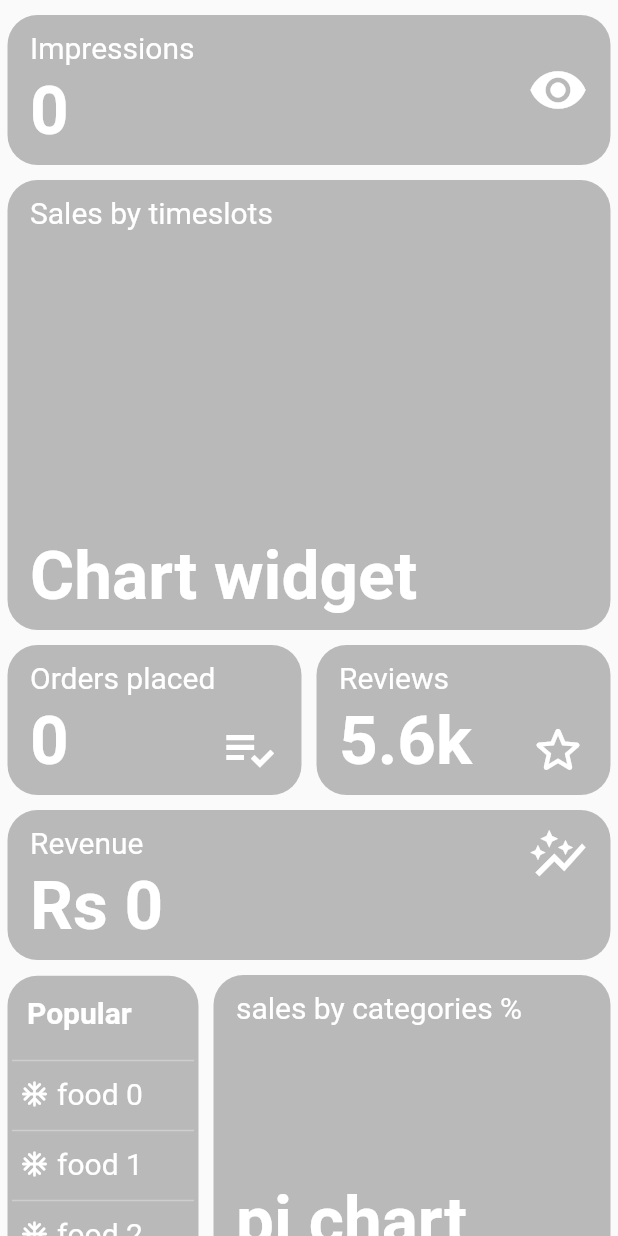
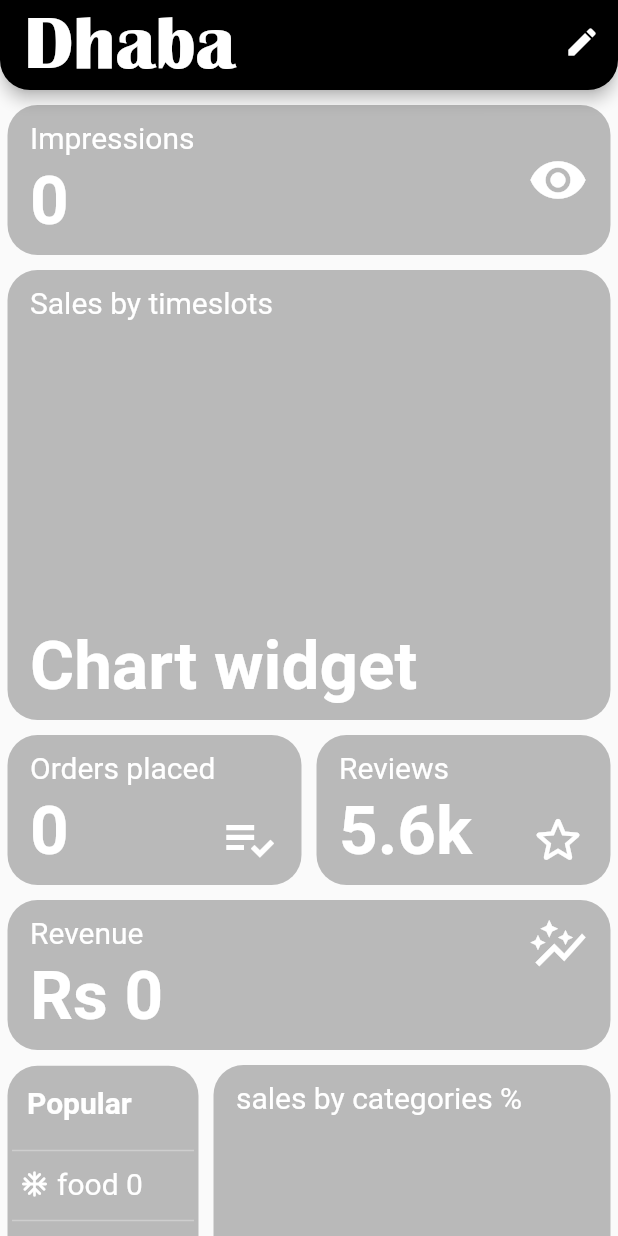
Before and after one commit to yousuf-4594/Blink-Employee, a Flutter app: the AnalyticsScreen screen opened directly with empty values, on a phone screen of 412 x 824 dp. Run offline on Flutter 3.47's test engine with Material 2 defaults, Android fonts, the phone set to English and light mode, and no system bars; our stand-ins replace animated_text_kit, flutter_slidable, google_fonts, google_nav_bar, smooth_page_indicator; missing offline and left inert: mysql_client.

Commit message:
small changes to menu addition screen

```diff
--- a/lib/screens/analytics_screen.dart
+++ b/lib/screens/analytics_screen.dart
@@ -38,7 +38,36 @@ class _AnalyticsScreenState extends State<AnalyticsScreen> {
 
   @override
   Widget build(BuildContext context) {
-    return SafeArea(
+
+    return Scaffold(
+      appBar: PreferredSize(
+        preferredSize: Size.fromHeight(60.0),
+        child: AppBar(
+          automaticallyImplyLeading: false,
+          title: Text(
+            'Dhaba',
+            style: TextStyle(
+              fontSize: 50,
+              fontFamily: 'Britanic',
+            ),
+          ),
+          backgroundColor: Colors.black,
+          actions: <Widget>[
+            IconButton(
+              icon: Icon(Icons.edit),
+              onPressed: () {
+                print("Change vendor name right now");
+              },
+            ),
+          ],
+          shape: RoundedRectangleBorder(
+            borderRadius: BorderRadius.vertical(
+              bottom: Radius.circular(20.0),
+            ),
+          ),
+        ),
+      ),
+     body: SafeArea(
         child: SingleChildScrollView(
       child: Column(
         children: <Widget>[
@@ -434,6 +463,6 @@ class _AnalyticsScreenState extends State<AnalyticsScreen> {
           )
         ],
       ),
-    ));
+    )));
   }
 }
--- a/lib/screens/menu_screen.dart
+++ b/lib/screens/menu_screen.dart
@@ -149,7 +149,7 @@ class CategoryWidget extends StatefulWidget {
 }
 
 class _CategoryWidgetState extends State<CategoryWidget> {
-  bool isEditMode = false;
+  bool isEditMode = true;
   List<bool> foodSelected = [];
 
   @override
```
